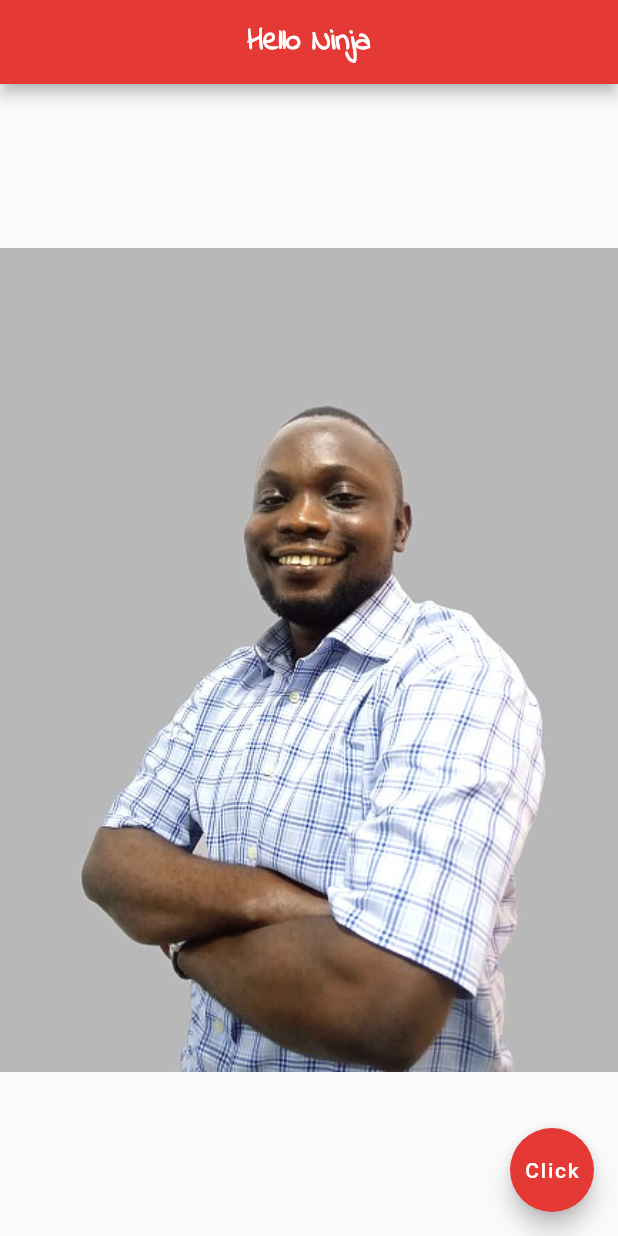
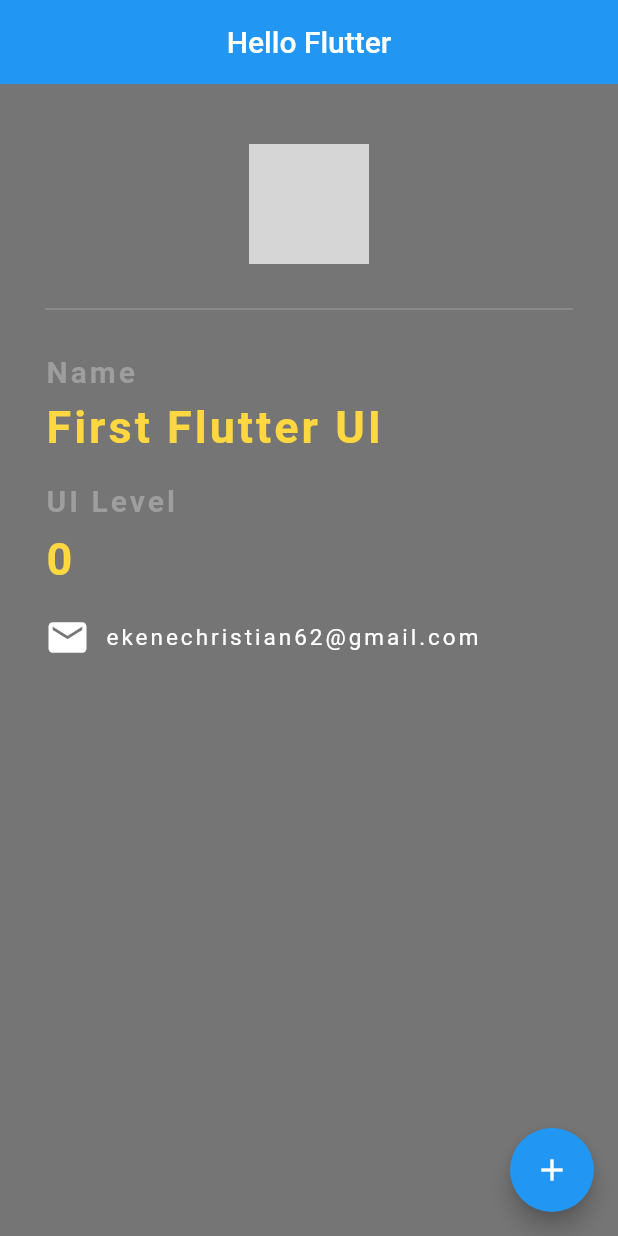
Before and after one commit to officialchriseo/hello_flutter, a Flutter app: the screen it shows after launch, on a phone screen of 412 x 824 dp. Run offline on Flutter 3.47's test engine with Material 2 defaults, Android fonts, the phone set to English and light mode, and no system bars; grey boxes are pictures that could not be loaded.

Commit message:
stateful widget

```diff
--- a/lib/main.dart
+++ b/lib/main.dart
@@ -1,33 +1,111 @@
 import 'package:flutter/material.dart';
 
-void main() => runApp(MaterialApp(
-  home: Home()
-));
+void main() => runApp(MaterialApp(home: Home()));
 
-class Home extends StatelessWidget {
+class Home extends StatefulWidget {
+  @override
+  _HomeState createState() => _HomeState();
+}
+
+class _HomeState extends State<Home> {
+  int ninjaLevel = 0;
   @override
   Widget build(BuildContext context) {
     return Scaffold(
+      backgroundColor: Colors.grey[600],
       appBar: AppBar(
         title: Text(
-          'Hello Ninja',
-          style: TextStyle(
-              fontSize: 20.0,
-              fontWeight: FontWeight.bold,
-              color: Colors.white,
-              fontFamily: 'IndieFlower'
-          ),
+          'Hello Flutter',
         ),
-        backgroundColor: Colors.red[600],
         centerTitle: true,
+        elevation: 0.0,
       ),
-      body: Center(
-        child: Image.asset('assets/akeju.jpg'),
+      body: Padding(
+        padding: EdgeInsets.fromLTRB(30.0, 40.0, 30.0, 0.0),
+        child: Column(
+          crossAxisAlignment: CrossAxisAlignment.start,
+          children: <Widget>[
+            Center(
+              child: CircleAvatar(
+                backgroundImage: AssetImage(''),
+                radius: 40.0,
+              ),
+            ),
+            Divider(
+              height: 60.0,
+              color: Colors.grey,
+            ),
+            Text(
+              'Name',
+              style: TextStyle(
+                fontSize: 20.0,
+                letterSpacing: 2.0,
+                color: Colors.grey,
+                fontWeight: FontWeight.bold,
+              ),
+            ),
+            SizedBox(height: 8.0),
+            Text(
+              'First Flutter UI',
+              style: TextStyle(
+                fontSize: 30.0,
+                color: Colors.amberAccent,
+                letterSpacing: 2.0,
+                fontWeight: FontWeight.bold,
+              ),
+            ),
+            SizedBox(height: 20.0),
+            Text(
+              'UI Level',
+              style: TextStyle(
+                fontSize: 20.0,
+                letterSpacing: 2.0,
+                color: Colors.grey,
+                fontWeight: FontWeight.bold,
+              ),
+            ),
+            SizedBox(height: 10.0),
+            Text(
+              '$ninjaLevel',
+              style: TextStyle(
+                fontSize: 30.0,
+                color: Colors.amberAccent,
+                letterSpacing: 2.0,
+                fontWeight: FontWeight.bold,
+              ),
+            ),
+            SizedBox(height: 20.0),
+            Row(
+              children: <Widget>[
+                Icon(
+                  Icons.mail,
+                  color: Colors.white,
+                  size: 30.0,
+                ),
+                SizedBox(width: 10.0,),
+                Text(
+                  'ekenechristian62@gmail.com',
+                  style: TextStyle(
+                    fontSize: 15.0,
+                    letterSpacing: 2.0,
+                    color: Colors.white,
+                  ),
+                ),
+              ],
+            )
+          ],
+        ),
       ),
       floatingActionButton: FloatingActionButton(
-        onPressed: () {},
-        child: Text('Click'),
-        backgroundColor: Colors.red[600],
+        onPressed: () {
+          setState(() {
+            ninjaLevel+=1 ;
+          });
+        },
+        child: Icon(
+          Icons.add,
+          color: Colors.white,
+        ),
       ),
     );
   }
```
